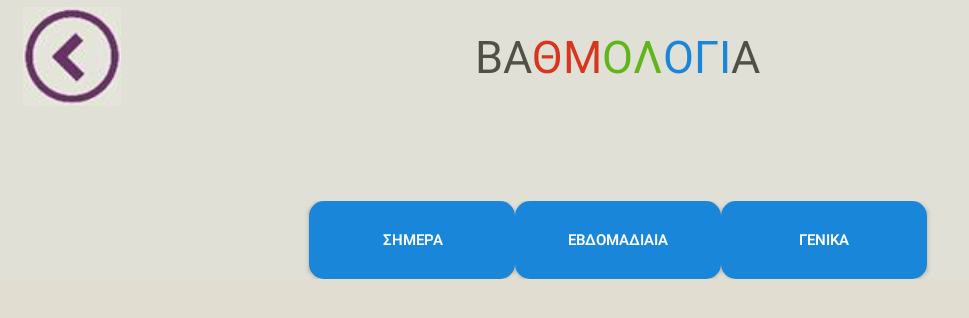
After one commit to GrandAdmiral/lires, an Android app: the Scores screen opened directly, with no data from a screen before it, on a phone screen of 824 x 412 dp (held sideways). The commit adds this screen. Shown: the top 318 px of the screen, without its empty margins (0-969 px from the left). Run offline under Robolectric (Android 15) with nearby library versions, the phone set to English and light mode, and no system bars; 1 statement that could not run was skipped.

Commit message:
Making progress..

```diff
--- a/app/src/main/AndroidManifest.xml
+++ b/app/src/main/AndroidManifest.xml
@@ -31,6 +31,12 @@
             android:screenOrientation="landscape"
             >
         </activity>
+        <activity
+            android:name=".Scores"
+            android:label="@string/app_name"
+            android:screenOrientation="landscape"
+            >
+        </activity>
     </application>
     <uses-permission android:name="android.permission.INTERNET" />
 </manifest>
--- /dev/null
+++ b/app/src/main/java/com/example/jimmy/test/Scores.java
@@ -0,0 +1,67 @@
+package com.example.jimmy.test;
+
+import android.app.Activity;
+import android.app.FragmentManager;
+import android.app.ListFragment;
+import android.content.Intent;
+import android.os.Bundle;
+import android.text.Html;
+import android.view.View;
+import android.widget.ArrayAdapter;
+import android.widget.Button;
+import android.widget.ImageButton;
+import android.widget.ListView;
+import android.widget.TextView;
+import android.widget.Toast;
+
+/**
+ * Created by jimmy on 26/03/15.
+ */
+public class Scores extends Activity {
+    private ListView listv;
+    ImageButton backbutton;
+    TextView finalscore;
+    Button today,weekly,alltime;
+
+    @Override
+    protected void onCreate(Bundle savedInstanceState) {
+        super.onCreate(savedInstanceState);
+        setContentView(R.layout.scorelayout);
+        backbutton=(ImageButton)findViewById(R.id.backbutton);
+        finalscore=(TextView) findViewById(R.id.finalscore);
+        weekly=(Button)findViewById(R.id.weekly);
+        today=(Button)findViewById(R.id.today);
+        alltime=(Button)findViewById(R.id.alltime);
+        finalscore.setText(Html.fromHtml(getString(R.string.vathmologia_html)));
+        listv=(ListView)findViewById(R.id.listView);
+
+
+
+        weekly.setOnClickListener(new View.OnClickListener() {
+            public void onClick(View v) {
+
+
+
+            }
+        });
+
+        today.setOnClickListener(new View.OnClickListener() {
+            public void onClick(View v) {
+
+
+
+            }
+        });
+
+
+        alltime.setOnClickListener(new View.OnClickListener() {
+            public void onClick(View v) {
+
+
+
+            }
+        });
+
+    }
+
+}
--- a/app/src/main/res/layout/scorelayout.xml
+++ b/app/src/main/res/layout/scorelayout.xml
@@ -107,13 +107,13 @@
             android:layout_weight="1.5"/>
         <Button
             android:layout_width="0dp"
-            android:layout_height="30dp"
+            android:layout_height="fill_parent"
             android:layout_weight="1"
             android:id="@+id/today"
             android:text="ΣΗΜΕΡΑ"
             android:textSize="10dp"
             android:background="@drawable/specialbutton"
-            android:textColor="#1a86d9"
+            android:textColor="#ffffff"
             android:state_pressed="false"
             />
         <Button
@@ -124,7 +124,7 @@
             android:text="ΕΒΔΟΜΑΔΙΑΙΑ"
             android:textSize="10dp"
             android:background="@drawable/mybuttonblue"
-            android:textColor="#fff"/>
+            android:textColor="#ffffff"/>
         <Button
             android:layout_width="0dp"
             android:layout_height="fill_parent"
@@ -133,7 +133,7 @@
             android:text="ΓΕΝΙΚΑ"
             android:textSize="10dp"
             android:background="@drawable/mybuttonblue"
-            android:textColor="#fff"/>
+            android:textColor="#ffffff"/>
         <TextView
             android:gravity="right"
             android:layout_weight="1.5"
```
Also changed, not shown: app/src/main/java/com/example/jimmy/test/Game.java (+4 -5 lines), app/src/main/java/com/example/jimmy/test/MainActivity.java (+14 -1 lines), app/src/main/java/com/example/jimmy/test/MobileArrayAdapter.java (added, +40 -0 lines), app/src/main/res/layout/list_mobile.xml (added, +24 -0 lines).
